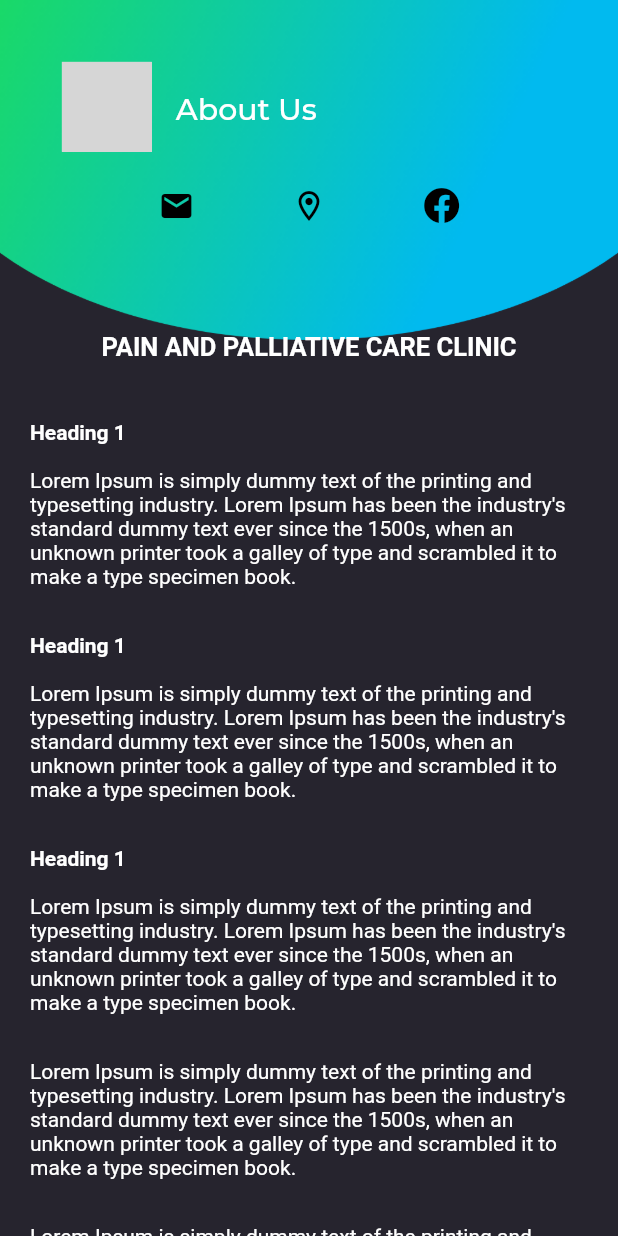
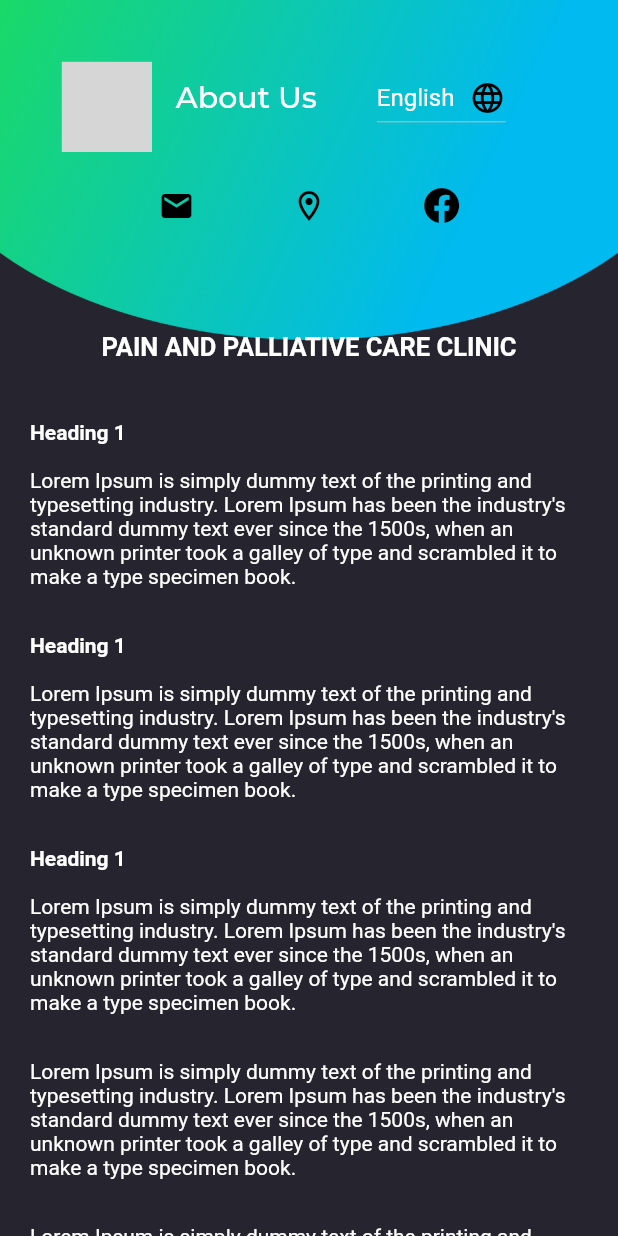
Before and after one commit to Aman-zishan/palliative-care-clinic, a Flutter app: the AboutScreen screen opened directly, on a phone screen of 412 x 824 dp. Run offline on Flutter 3.47's test engine with Material 2 defaults, Android fonts, the phone set to English and light mode, and no system bars; our stand-ins replace flutter_svg, font_awesome_flutter, hive; missing offline and left inert: animated_splash, upi_india; accounts and stored records are empty; network calls fail; grey boxes are pictures that could not be loaded.

Commit message:
Added transaltion functionality

```diff
--- a/lib/screens/about.dart
+++ b/lib/screens/about.dart
@@ -14,6 +14,8 @@ final Shader linearGradient = LinearGradient(
 ).createShader(Rect.fromLTWH(75.0, 50.0, 200.0, 70.0));
 
 class _AboutScreenState extends State<AboutScreen> {
+  List<String> languages = ['English', 'മലയാളം'];
+  String _selectedLanguage = 'English' ;
   @override
   Widget build(BuildContext context) {
     // to get size
@@ -105,9 +107,9 @@ class _AboutScreenState extends State<AboutScreen> {
                         SizedBox(
                           width: 16,
                         ),
-                        Column(
-                          mainAxisAlignment: MainAxisAlignment.center,
-                          crossAxisAlignment: CrossAxisAlignment.start,
+                        Row(
+                          mainAxisAlignment: MainAxisAlignment.spaceAround,
+                          crossAxisAlignment: CrossAxisAlignment.center,
                           children: <Widget>[
                             Text(
                               'About Us',
@@ -116,9 +118,26 @@ class _AboutScreenState extends State<AboutScreen> {
                                   color: Colors.white,
                                   fontSize: 20),
                             ),
+                            Padding(padding: EdgeInsets.only(left: 40,right: 0)),
+                            SizedBox(height: 15,),
+                            DropdownButton(
+                              hint: Text(_selectedLanguage),
+                              icon: Icon(Icons.language,color: Colors.black),
 
-
-
+                              value: _selectedLanguage,
+                              onChanged: (newValue) {
+                                setState(() {
+                                  _selectedLanguage = newValue;
+                                  print(_selectedLanguage);
+                                });
+                              },
+                              items: languages.map((location) {
+                                return DropdownMenuItem(
+                                  child: new Text(location),
+                                  value: location,
+                                );
+                              }).toList(),
+                            ),
                           ],
                         ),
 
@@ -156,11 +175,12 @@ Container(
 child: ListView(
   children: [
     Text("Heading 1\n", style: TextStyle(fontWeight: FontWeight.bold),),
-
+(_selectedLanguage == 'English')?
     textBuild("Lorem Ipsum is simply dummy text of the printing"
         " and typesetting industry. Lorem Ipsum has been the industry's "
         "standard dummy text ever since the 1500s, when an unknown printer"
-        " took a galley of type and scrambled it to make a type specimen book.",),
+        " took a galley of type and scrambled it to make a type specimen book.",):
+textBuild("സാന്ത്വന പരിചരണ രംഗത്ത് എടത്തനാട്ടുകരയിൽ 2008 മുതൽ പ്രവർത്തിച്ചു വരുന്ന സ്ഥാപനമാണ് പാലിയേറ്റീവ് കെയർ ക്ലിനിക്ക്. ഒരു സാമൂഹ്യ ഉടമസ്ഥതയിലുള്ള ഒരു സ്ഥാപനമെന്ന നിലയിൽ അതിന്റെ സേവനങ്ങൾ അലനല്ലൂർ പഞ്ചായത്ത് മുഴുവനായും തച്ചനാട്ടുകര, കോട്ടോ പ്പാടം പഞ്ചായത്തുകളിൽ ഭാഗികമായും ലഭിച്ചുകൊണ്ടിരിക്കുന്നു. കിടപ്പിലായ രോഗികളെ അവരുടെ മാനസികവും ശാരീരികവും സാമ്പത്തികവും സാമൂഹികവും ആത്മീയവുമായ സംഘർഷങ്ങളിൽ നിന്ന് കൈ പിടിച്ചുയർത്തി അന്തസ്സുറ്റ പരിചരണം ലഭ്യമാക്കുകയാണ് ഈ സംരംഭം ഉദ്ദേശിക്കുന്നത്. നാമുൾപ്പെടുന്ന സമൂഹത്തിലെ നമ്മുടെ സഹോദരീസഹോദരന്മാർ തന്നെയായ ഈ സംരംഭത്തിന്റെ ഉഭഭോക്താക്കളെ പരിചരിക്കുന്നത് ഒരു സാമൂഹിക ഉത്തരവാദിത്വമായാണ് കാണേണ്ടത്. രോഗികൾ അവഗണിക്കപ്പെടുകയും കൂണുകൾ പോലെ വൃദ്ധസദനങ്ങൾ മുളച്ചുപൊന്തുകയും ചെയ്യുകയും കാരുണ്യവും നന്മയും ക്യാമറാഫ്ലാഷുകളെ മാത്രം നിറം പിടിപ്പിക്കുകയും ചെയ്യുമ്പോൾ പാലിയേറ്റീവ് കെയറിന്റെ പ്രവർത്തനങ്ങൾ ആത്മാർത്ഥവും സുതാര്യവുമായി നടന്നുകൊണ്ടിരിക്കുന്നത് പാലിയേറ്റീവ് കെയർ ഒരു സേവകന്റെയും ഔദാര്യമല്ലെന്നും അത് കിടപ്പിലാവുന്ന ഓരോ രോഗിയുടെയും അവകാശമാണെന്നുമുള്ള ഉറച്ച വിശ്വാസത്തിന്മേലാണ്",),
     Text("Heading 1\n", style: TextStyle(fontWeight: FontWeight.bold),),
     textBuild("Lorem Ipsum is simply dummy text of the printing"
         " and typesetting industry. Lorem Ipsum has been the industry's "
```
